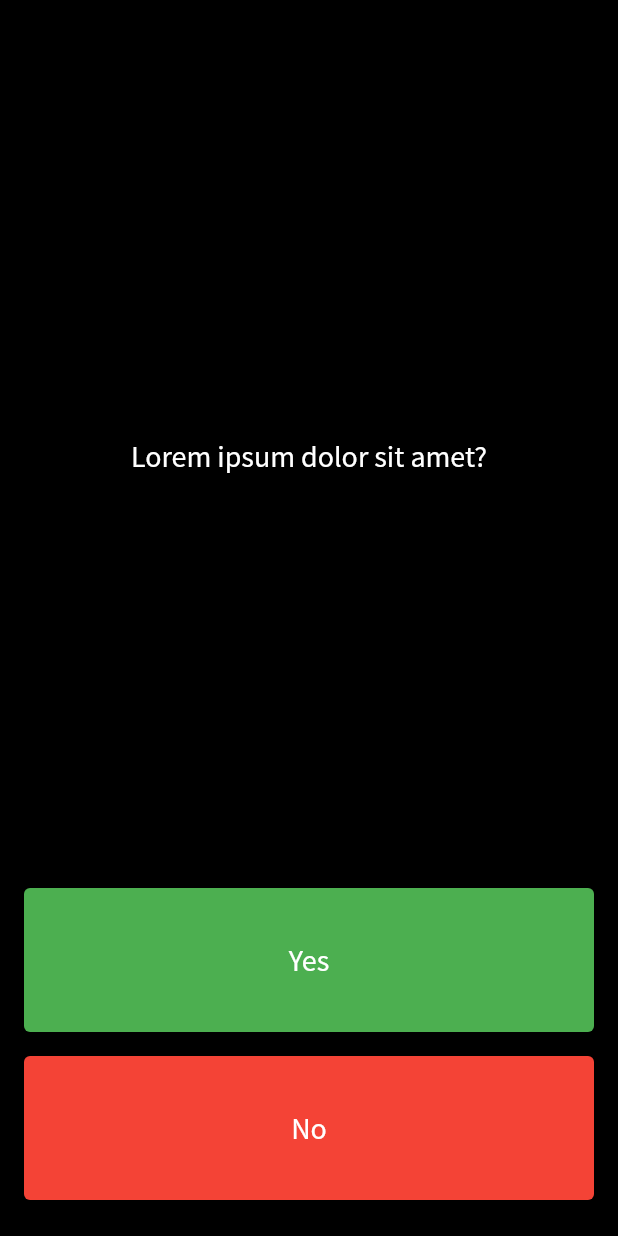
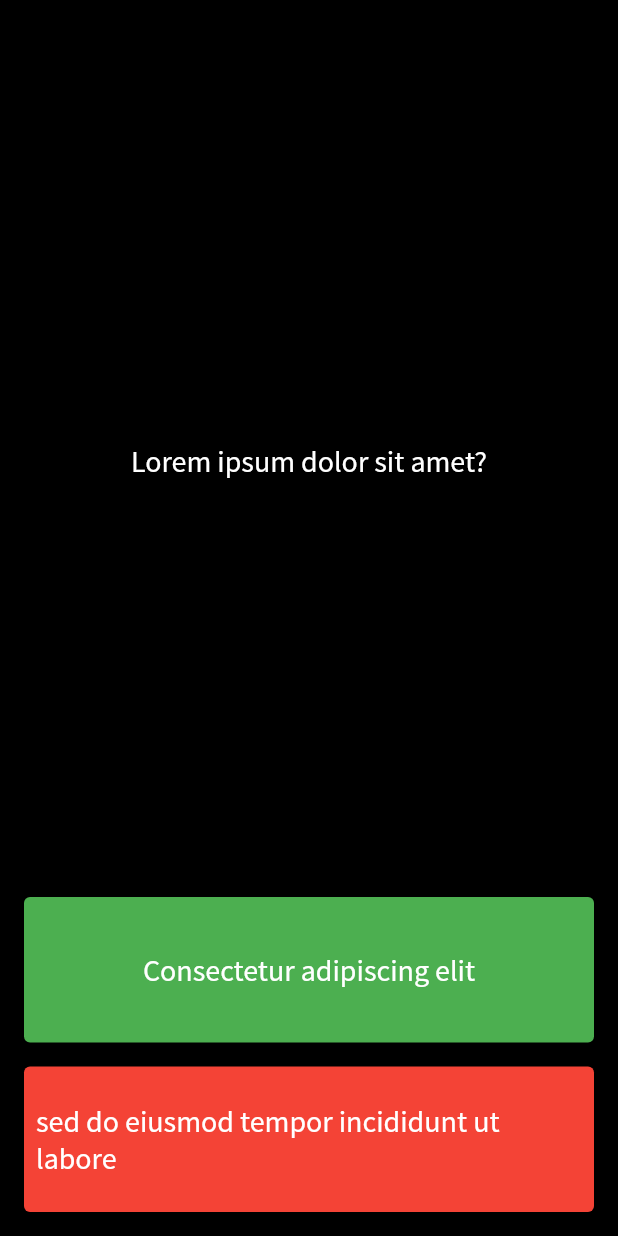
Before and after one commit to emdadul-islam439/destini_app, a Flutter app: the screen it shows after launch, on a phone screen of 412 x 824 dp. Run offline on Flutter 3.47's test engine with Material 2 defaults, Android fonts, the phone set to English and light mode, and no system bars.

Commit message:
Renamed files and variables. Fixed some issues.

```diff
--- a/lib/main.dart
+++ b/lib/main.dart
@@ -1,6 +1,6 @@
 import 'package:flutter/foundation.dart';
 import 'package:flutter/material.dart';
-import 'quiz_info.dart';
+import 'story_info.dart';
 
 void main() {
   runApp(const DestiniApp());
@@ -13,21 +13,23 @@ class DestiniApp extends StatefulWidget {
 }
 
 class _DestiniAppState extends State<DestiniApp> {
-  QuizInfo quizInfo = QuizInfo();
-  late String questionStatement;
-  late List<Icon> resultIconList;
+  StoryInfo storyInfo = StoryInfo();
+  late String storyStatement;
+  late String positiveOutcome;
+  late String negativeOutcome;
 
   void settingUpTheState({required bool isCorrectAnswer}){
-    quizInfo.modifyTheResultList(isCorrectAnswer: isCorrectAnswer);
     setState((){
-      questionStatement = quizInfo.getQuestionText();
-      resultIconList = quizInfo.getResultIconList();
+      storyStatement = storyInfo.getQuestionText();
+      positiveOutcome = storyInfo.getPositiveOutcome();
+      negativeOutcome = storyInfo.getNegativeOutcome();
     });
   }
   @override
   void initState() {
-    questionStatement = quizInfo.getQuestionText();
-    resultIconList = quizInfo.getResultIconList();
+    storyStatement = storyInfo.getQuestionText();
+    positiveOutcome = storyInfo.getPositiveOutcome();
+    negativeOutcome = storyInfo.getNegativeOutcome();
     super.initState();
   }
 
@@ -46,7 +48,7 @@ class _DestiniAppState extends State<DestiniApp> {
                 flex: 6,
                 child: Center(
                   child: Text(
-                    questionStatement,
+                    storyStatement,
                     style: const TextStyle(
                       color: Colors.white,
                       fontSize: 20.0,
@@ -61,7 +63,7 @@ class _DestiniAppState extends State<DestiniApp> {
                     if (kDebugMode) {
                       print("YES selected...");
                     }
-                    if(quizInfo.getCorrectAnswer() == true){
+                    if(storyInfo.getPositiveOutcome() == true){
                       settingUpTheState(isCorrectAnswer: true);
                     }else{
                       settingUpTheState(isCorrectAnswer: false);
@@ -70,9 +72,9 @@ class _DestiniAppState extends State<DestiniApp> {
                   style: TextButton.styleFrom(
                     backgroundColor: Colors.green,
                   ),
-                  child: const Text(
-                    'Yes',
-                    style: TextStyle(
+                  child: Text(
+                    positiveOutcome,
+                    style: const TextStyle(
                       color: Colors.white,
                       fontSize: 20.0,
                       fontFamily: 'Source Sans Pro',
@@ -87,7 +89,7 @@ class _DestiniAppState extends State<DestiniApp> {
                     if (kDebugMode) {
                       print("NO selected...");
                     }
-                    if(quizInfo.getCorrectAnswer() == false){
+                    if(storyInfo.getPositiveOutcome() == false){
                       settingUpTheState(isCorrectAnswer: true);
                     }else{
                       settingUpTheState(isCorrectAnswer: false);
@@ -96,9 +98,9 @@ class _DestiniAppState extends State<DestiniApp> {
                   style: TextButton.styleFrom(
                     backgroundColor: Colors.red,
                   ),
-                  child: const Text(
-                    'No',
-                    style: TextStyle(
+                  child: Text(
+                    negativeOutcome,
+                    style: const TextStyle(
                       color: Colors.white,
                       fontSize: 20.0,
                       fontFamily: 'Source Sans Pro',
@@ -106,10 +108,6 @@ class _DestiniAppState extends State<DestiniApp> {
                   ),
                 ),
               ),
-              const SizedBox(height: 8.0),
-              Row(
-                children: resultIconList,
-              )
             ],
           ),
         ),
--- a/lib/question.dart
+++ b/lib/question.dart
@@ -1,6 +1,7 @@
-class Question {
-  final String question;
-  final bool answer;
+class Story {
+  final String story;
+  final String positiveOutcome;
+  final String negativeOutcome;
 
-  Question({required this.question, required this.answer});
+  Story({required this.story, required this.positiveOutcome, required this.negativeOutcome});
 }
--- a/lib/quiz_info.dart
+++ /dev/null
@@ -1,58 +0,0 @@
-import 'package:flutter/material.dart';
-import 'question.dart';
-
-class QuizInfo{
-  //region main properties
-  bool _isQuestionListNotOver(){
-    return _currentQuestionIdx <= _questionBank.length - 1;
-  }
-  //endregion
-
-  //region question-answer related
-  final List<Question> _questionBank = [
-    Question(question: 'Lorem ipsum dolor sit amet?', answer: true),
-    Question(question: 'Consectetur adipiscing elit, sed do eiusmod tempor incididunt ut labore et dolore magna aliqua?', answer: false,),
-    Question(question: 'Ut enim ad minim veniam?', answer: false),
-    Question(question: 'Quis nostrud exercitation ullamco laboris nisi ut aliquip ex ea commodo consequat?', answer: true),
-    Question(question: 'Duis aute irure dolor?', answer: true),
-    Question(question: 'In reprehenderit in voluptate velit esse cillum dolore eu fugiat nulla pariatur?', answer: true),
-    Question(question: 'Excepteur sint occaecat cupidatat non proident, sunt in culpa qui officia deserunt mollit anim id est laborum?', answer: false),
-  ];
-
-  int _currentQuestionIdx = 0;
-  String getQuestionText(){
-    String questionStatement = _questionBank[_currentQuestionIdx].question;
-    if(_isQuestionListNotOver()){
-      _currentQuestionIdx++;
-    }
-    return questionStatement;
-  }
-  bool getCorrectAnswer(){
-    return _questionBank[_currentQuestionIdx].answer;
-  }
-  //endregion
-
-  //region result related
-  List<Icon> _resultIconsList = [];
-  void _addCorrectIcon() {
-    if(_isQuestionListNotOver()){
-      _resultIconsList.add(const Icon(Icons.check, color: Colors.green));
-    }
-  }
-  void _addWrongIcon() {
-    if(_isQuestionListNotOver()) {
-      _resultIconsList.add(const Icon(Icons.clear, color: Colors.red));
-    }
-  }
-  void modifyTheResultList({required bool isCorrectAnswer}){
-    if(isCorrectAnswer) {
-      _addCorrectIcon();
-    } else {
-      _addWrongIcon();
-    }
-  }
-  List<Icon> getResultIconList(){
-    return _resultIconsList;
-  }
-  //endregion
-}
--- /dev/null
+++ b/lib/story_info.dart
@@ -0,0 +1,71 @@
+import 'package:flutter/material.dart';
+import 'question.dart';
+
+class StoryInfo {
+  //region main properties
+  bool _isStoryListNotOver() {
+    return _currentStoryIdx < _storyList.length - 1;
+  }
+
+  //endregion
+
+  //region question-answer related
+  final List<Story> _storyList = [
+    Story(
+      story: 'Lorem ipsum dolor sit amet?',
+      positiveOutcome: 'Lorem ipsum',
+      negativeOutcome: 'dolor sit amet',
+    ),
+    Story(
+        story:
+            'Consectetur adipiscing elit, sed do eiusmod tempor incididunt ut labore et dolore magna aliqua?',
+        positiveOutcome: 'Consectetur adipiscing elit',
+        negativeOutcome: 'sed do eiusmod tempor incididunt ut labore'),
+    Story(
+      story: 'Ut enim ad minim veniam?',
+      positiveOutcome: 'Ut enim ad',
+      negativeOutcome: 'minim veniam',
+    ),
+    Story(
+      story:
+          'Quis nostrud exercitation ullamco laboris nisi ut aliquip ex ea commodo consequat?',
+      positiveOutcome:
+          'Quis nostrud exercitation ullamco laboris nisi ut aliquip',
+      negativeOutcome: 'ea commodo consequat',
+    ),
+    Story(
+      story: 'Duis aute irure dolor?',
+      positiveOutcome: 'Duis aute irure',
+      negativeOutcome: 'dolor',
+    ),
+    Story(
+      story:
+          'In reprehenderit in voluptate velit esse cillum dolore eu fugiat nulla pariatur?',
+      positiveOutcome: 'In reprehenderit in voluptate velit',
+      negativeOutcome: 'velit esse cillum dolore eu fugiat nulla pariatur',
+    ),
+    Story(
+      story:
+          'Excepteur sint occaecat cupidatat non proident, sunt in culpa qui officia deserunt mollit anim id est laborum?',
+      positiveOutcome: 'Excepteur sint occaecat cupidatat non proident',
+      negativeOutcome: 'sunt in culpa qui officia deserunt mollit anim id est laborum',
+    ),
+  ];
+
+  int _currentStoryIdx = 0;
+
+  String getQuestionText() {
+    String story = _storyList[_currentStoryIdx].story;
+    if (_isStoryListNotOver()) {
+      _currentStoryIdx++;
+    }
+    return story;
+  }
+  String getPositiveOutcome() {
+    return _storyList[_currentStoryIdx].positiveOutcome;
+  }
+  String getNegativeOutcome() {
+    return _storyList[_currentStoryIdx].negativeOutcome;
+  }
+  //endregion
+}
```
